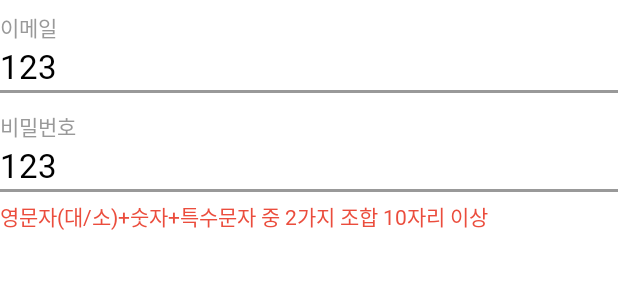
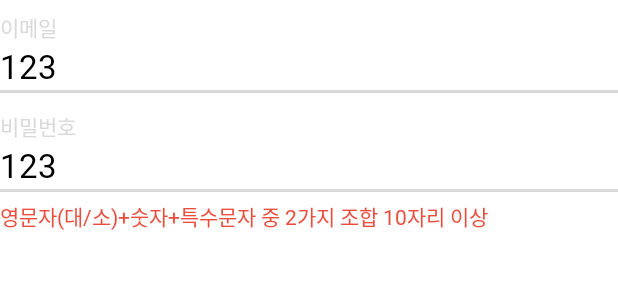
Before and after one commit to alzaltak/appjam_android, an Android app built with Jetpack Compose: the @Preview function ZoopiTextField_Preview, on a phone screen of 412 x 824 dp. Shown: the top 300 px of the screen. Run offline under Robolectric (Android 15) with nearby library versions, the phone set to English and light mode, and no system bars; Roboto replaces fonts that are not available here.

Commit message:
style: update gray color

```diff
--- a/app/src/main/java/com/aljaldak/culmix/core/theme/Color.kt
+++ b/app/src/main/java/com/aljaldak/culmix/core/theme/Color.kt
@@ -12,11 +12,14 @@ val HalfOrange = Color(0xFFFFE199)
 val HalfBlue = Color(0xFF99B6FF)
 
 val Gray100 = Color(0xFFFFFFFF)
-val Gray200 = Color(0xFFF8F8FA)
-val Gray300 = Color(0xFFE0E0E0)
-val Gray400 = Color(0xFF999999)
-val Gray500 = Color(0xFF555555)
-val Gray600 = Color(0xFF000000)
+val Gray200 = Color(0xFFF2F2F2)
+val Gray300 = Color(0xFFE8E8E8)
+val Gray400 = Color(0xFFD9D9D9)
+val Gray500 = Color(0xFFC0C0C0)
+val Gray600 = Color(0xFFAFAFAF)
+val Gray700 = Color(0xFF9F9F9F)
+val Gray800 = Color(0xFF737373)
+val Gray900 = Color(0xFF343434)
 
 val Dark100 = Color(0xFF000000)
 val Dark200 = Color(0xFF1E1E22)
```
